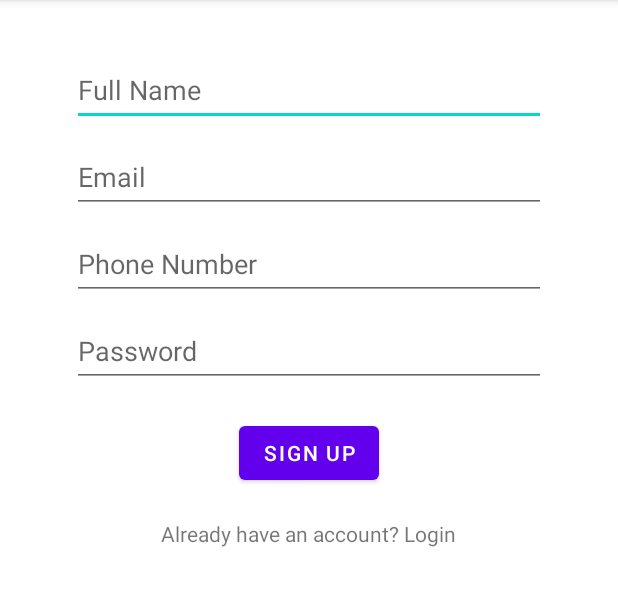
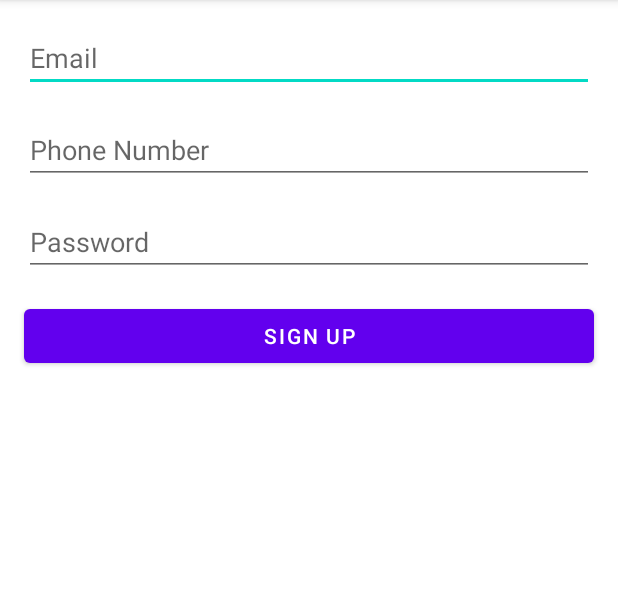
Before and after one commit to musfiqurrahmansafin/violencedetection, an Android app: the screen it shows after launch (SignupActivity), after a tap on "New user? Sign up here", on a phone screen of 412 x 824 dp, the part 84-690 px from its top. Run offline under Robolectric (Android 15) with nearby library versions, the phone set to English and light mode, and no system bars; our stand-ins replace Firebase (no records; nobody signed in at launch, a user with empty details on screens opened directly).

Commit message:
signup and login with authstate

```diff
--- a/app/build.gradle
+++ b/app/build.gradle
@@ -33,10 +33,12 @@ dependencies {
     implementation 'androidx.appcompat:appcompat:1.6.1'
     implementation 'com.google.android.material:material:1.11.0'
     implementation 'androidx.activity:activity:1.8.2'
-    implementation 'androidx.constraintlayout:constraintlayout:2.1.4'
     implementation platform('com.google.firebase:firebase-bom:32.7.0')
+    implementation 'com.google.firebase:firebase-database'
     implementation 'com.google.firebase:firebase-analytics'
     implementation 'com.google.firebase:firebase-auth'
+
+    // Test dependencies should be separate from implementation
     testImplementation 'junit:junit:4.13.2'
     androidTestImplementation 'androidx.test.ext:junit:1.1.5'
     androidTestImplementation 'androidx.test.espresso:espresso-core:3.5.1'
--- a/app/src/main/java/com/example/violencedetection/LoginActivity.java
+++ b/app/src/main/java/com/example/violencedetection/LoginActivity.java
@@ -4,51 +4,53 @@ import androidx.appcompat.app.AppCompatActivity;
 import android.content.Intent;
 import android.os.Bundle;
 import android.view.View;
-import android.widget.Button;
 import android.widget.EditText;
 import android.widget.TextView;
 import android.widget.Toast;
+import com.google.firebase.auth.FirebaseAuth;
+import com.google.firebase.auth.FirebaseUser;
+import com.google.android.gms.tasks.Task;
+import com.google.android.gms.tasks.OnCompleteListener;
+
 public class LoginActivity extends AppCompatActivity {
+    private FirebaseAuth mAuth;
     private EditText emailEdit, passwordEdit;
-    private Button loginButton;
     private TextView signupLink;
-
     @Override
     protected void onCreate(Bundle savedInstanceState) {
         super.onCreate(savedInstanceState);
         setContentView(R.layout.activity_login);
 
-        emailEdit = findViewById(R.id.emailLogin);
-        passwordEdit = findViewById(R.id.passwordLogin);
-        loginButton = findViewById(R.id.loginButton);
+        mAuth = FirebaseAuth.getInstance();
+
+        emailEdit = findViewById(R.id.emailEdit);
+        passwordEdit = findViewById(R.id.passwordEdit);
         signupLink = findViewById(R.id.signupLink);
 
-        loginButton.setOnClickListener(new View.OnClickListener() {
-            @Override
-            public void onClick(View v) {
-                String email = emailEdit.getText().toString();
-                String password = passwordEdit.getText().toString();
+        // Check if user is already signed in
+        if (mAuth.getCurrentUser() != null) {
+            startActivity(new Intent(LoginActivity.this, MainActivity.class));
+            finish();
+        }
 
-                if (validateInput(email, password)) {
-                    // Perform login logic here
-                    Toast.makeText(LoginActivity.this, "Login Successful!", Toast.LENGTH_SHORT).show();
-                }
-            }
+        findViewById(R.id.loginButton).setOnClickListener(v -> {
+            String email = emailEdit.getText().toString();
+            String password = passwordEdit.getText().toString();
+
+            mAuth.signInWithEmailAndPassword(email, password)
+                .addOnCompleteListener(task -> {
+                    if (task.isSuccessful()) {
+                        startActivity(new Intent(LoginActivity.this, MainActivity.class));
+                        finish();
+                    } else {
+                        Toast.makeText(LoginActivity.this, "Authentication failed", Toast.LENGTH_SHORT).show();
+                    }
+                });
         });
 
-        signupLink.setOnClickListener(new View.OnClickListener() {
-            @Override
-            public void onClick(View v) {
-                startActivity(new Intent(LoginActivity.this, SignupActivity.class));
-            }
+        signupLink.setOnClickListener(v -> {
+            Intent intent = new Intent(LoginActivity.this, SignupActivity.class);
+            startActivity(intent);
         });
     }
-
-    private boolean validateInput(String email, String password) {
-        if (email.isEmpty() || password.isEmpty()) {
-            Toast.makeText(this, "Please fill all fields", Toast.LENGTH_SHORT).show();
-            return false;
-        }
-        return true;
-    }
 }
--- a/app/src/main/java/com/example/violencedetection/SignupActivity.java
+++ b/app/src/main/java/com/example/violencedetection/SignupActivity.java
@@ -7,59 +7,65 @@ import android.widget.Button;
 import android.widget.EditText;
 import android.widget.TextView;
 import android.widget.Toast;
+import android.content.Intent;
+import com.google.firebase.auth.FirebaseAuth;
+import com.google.firebase.auth.FirebaseUser;
+import com.google.firebase.database.DatabaseReference;
+import com.google.firebase.database.FirebaseDatabase;
+import java.util.HashMap;
+import java.util.Map;
+
 public class SignupActivity extends AppCompatActivity {
-    private EditText nameEdit, emailEdit, phoneEdit, passwordEdit;
     private Button signupButton;
-    private TextView loginLink;
+    private EditText emailEdit, passwordEdit, phoneEdit;
+    private FirebaseAuth mAuth;
+    private DatabaseReference mDatabase;
 
     @Override
     protected void onCreate(Bundle savedInstanceState) {
         super.onCreate(savedInstanceState);
         setContentView(R.layout.activity_signup);
 
-        nameEdit = findViewById(R.id.et_nameSignup);
-        emailEdit = findViewById(R.id.et_emailSignup);
-        phoneEdit = findViewById(R.id.et_phoneSignup);
-        passwordEdit = findViewById(R.id.et_passwordSignup);
-        signupButton = findViewById(R.id.btn_signup);
-        loginLink = findViewById(R.id.tv_loginLink);
+        mAuth = FirebaseAuth.getInstance();
+        mDatabase = FirebaseDatabase.getInstance().getReference();
 
-        signupButton.setOnClickListener(new View.OnClickListener() {
-            @Override
-            public void onClick(View v) {
-                String name = nameEdit.getText().toString();
-                String email = emailEdit.getText().toString();
-                String phone = phoneEdit.getText().toString();
-                String password = passwordEdit.getText().toString();
+        emailEdit = findViewById(R.id.emailEdit);
+        passwordEdit = findViewById(R.id.passwordEdit);
+        phoneEdit = findViewById(R.id.phoneEdit);
+        signupButton = findViewById(R.id.signupButton);
 
-                if (validateInput(name, email, phone, password)) {
-                    // Perform signup logic here
-                    Toast.makeText(SignupActivity.this, "Signup Successful!", Toast.LENGTH_SHORT).show();
-                    finish();
-                }
-            }
-        });
-
-        loginLink.setOnClickListener(new View.OnClickListener() {
-            @Override
-            public void onClick(View v) {
-                finish();
-            }
-        });
+        signupButton.setOnClickListener(v -> handleSignup());
     }
 
-    private boolean validateInput(String name, String email, String phone, String password) {
-        if (name.isEmpty() || email.isEmpty() || phone.isEmpty() || password.isEmpty()) {
+    private void handleSignup() {
+        String email = emailEdit.getText().toString().trim();
+        String password = passwordEdit.getText().toString().trim();
+        String phone = phoneEdit.getText().toString().trim();
+
+        if (email.isEmpty() || password.isEmpty() || phone.isEmpty()) {
             Toast.makeText(this, "Please fill all fields", Toast.LENGTH_SHORT).show();
-            return false;
+            return;
         }
 
-        // Add phone number validation
-        if (!android.util.Patterns.PHONE.matcher(phone).matches()) {
-            Toast.makeText(this, "Please enter a valid phone number", Toast.LENGTH_SHORT).show();
-            return false;
-        }
+        mAuth.createUserWithEmailAndPassword(email, password)
+            .addOnCompleteListener(task -> {
+                if (task.isSuccessful()) {
+                    saveUserData(email, phone);
+                    startActivity(new Intent(this, MainActivity.class));
+                    finish();
+                } else {
+                    Toast.makeText(this, "Signup failed: " + task.getException().getMessage(),
+                        Toast.LENGTH_SHORT).show();
+                }
+            });
+    }
 
-        return true;
+    private void saveUserData(String email, String phone) {
+        String userId = mAuth.getCurrentUser().getUid();
+        Map<String, Object> userData = new HashMap<>();
+        userData.put("email", email);
+        userData.put("phone", phone);
+
+        mDatabase.child("users").child(userId).setValue(userData);
     }
 }
--- a/app/src/main/res/layout/activity_signup.xml
+++ b/app/src/main/res/layout/activity_signup.xml
@@ -1,63 +1,51 @@
 <?xml version="1.0" encoding="utf-8"?>
-<LinearLayout xmlns:android="http://schemas.android.com/apk/res/android"
+<androidx.constraintlayout.widget.ConstraintLayout
+    xmlns:android="http://schemas.android.com/apk/res/android"
+    xmlns:app="http://schemas.android.com/apk/res-auto"
     android:layout_width="match_parent"
-    android:layout_height="match_parent"
-    android:orientation="vertical"
-    android:padding="16dp">
+    android:layout_height="match_parent">
 
     <EditText
-        android:id="@+id/et_nameSignup"
+        android:id="@+id/emailEdit"
         android:layout_width="match_parent"
-        android:layout_height="48dp"
-        android:layout_marginHorizontal="32dp"
-        android:layout_marginTop="20dp"
-        android:autofillHints="name"
-        android:hint="@string/hint_full_name"
-        android:inputType="textPersonName"/>
+        android:layout_height="wrap_content"
+        android:layout_margin="16dp"
+        android:hint="Email"
+        android:inputType="textEmailAddress"
+        app:layout_constraintTop_toTopOf="parent"
+        app:layout_constraintStart_toStartOf="parent"
+        app:layout_constraintEnd_toEndOf="parent"/>
 
     <EditText
-        android:id="@+id/et_emailSignup"
+        android:id="@+id/phoneEdit"
         android:layout_width="match_parent"
-        android:layout_height="48dp"
-        android:layout_marginHorizontal="32dp"
-        android:layout_marginTop="10dp"
-        android:autofillHints="emailAddress"
-        android:hint="@string/hint_email"
-        android:inputType="textEmailAddress"/>
+        android:layout_height="wrap_content"
+        android:layout_margin="16dp"
+        android:hint="Phone Number"
+        android:inputType="phone"
+        app:layout_constraintTop_toBottomOf="@id/emailEdit"
+        app:layout_constraintStart_toStartOf="parent"
+        app:layout_constraintEnd_toEndOf="parent"/>
 
     <EditText
-        android:id="@+id/et_phoneSignup"
+        android:id="@+id/passwordEdit"
         android:layout_width="match_parent"
-        android:layout_height="48dp"
-        android:layout_marginHorizontal="32dp"
-        android:layout_marginTop="10dp"
-        android:autofillHints="phone"
-        android:hint="@string/hint_phone"
-        android:inputType="phone"/>
-
-    <EditText
-        android:id="@+id/et_passwordSignup"
-        android:layout_width="match_parent"
-        android:layout_height="48dp"
-        android:layout_marginHorizontal="32dp"
-        android:layout_marginTop="10dp"
-        android:autofillHints="password"
-        android:hint="@string/hint_password"
-        android:inputType="textPassword"/>
+        android:layout_height="wrap_content"
+        android:layout_margin="16dp"
+        android:hint="Password"
+        android:inputType="textPassword"
+        app:layout_constraintTop_toBottomOf="@id/phoneEdit"
+        app:layout_constraintStart_toStartOf="parent"
+        app:layout_constraintEnd_toEndOf="parent"/>
 
     <Button
-        android:id="@+id/btn_signup"
-        android:layout_width="wrap_content"
+        android:id="@+id/signupButton"
+        android:layout_width="match_parent"
         android:layout_height="wrap_content"
-        android:layout_gravity="center"
-        android:layout_marginTop="20dp"
-        android:text="@string/btn_signup"/>
+        android:layout_margin="16dp"
+        android:text="Sign Up"
+        app:layout_constraintTop_toBottomOf="@id/passwordEdit"
+        app:layout_constraintStart_toStartOf="parent"
+        app:layout_constraintEnd_toEndOf="parent"/>
 
-    <TextView
-        android:id="@+id/tv_loginLink"
-        android:layout_width="wrap_content"
-        android:layout_height="wrap_content"
-        android:layout_gravity="center"
-        android:layout_marginTop="20dp"
-        android:text="@string/text_login_link"/>
-</LinearLayout>
+</androidx.constraintlayout.widget.ConstraintLayout>
--- a/gradle/libs.versions.toml
+++ b/gradle/libs.versions.toml
@@ -1,5 +1,6 @@
 [versions]
 agp = "8.7.3"
+constraintlayoutVersion = "2.1.4"
 junit = "4.13.2"
 junitVersion = "1.2.1"
 espressoCore = "3.6.1"
@@ -9,6 +10,7 @@ activity = "1.8.0"
 constraintlayout = "2.2.0"
 
 [libraries]
+constraintlayout-v214 = { module = "androidx.constraintlayout:constraintlayout", version.ref = "constraintlayoutVersion" }
 junit = { group = "junit", name = "junit", version.ref = "junit" }
 ext-junit = { group = "androidx.test.ext", name = "junit", version.ref = "junitVersion" }
 espresso-core = { group = "androidx.test.espresso", name = "espresso-core", version.ref = "espressoCore" }
```
Also changed, not shown: app/src/main/java/com/example/violencedetection/MainActivity.java (+13 -11 lines), app/src/main/res/layout/activity_login.xml (+10 -18 lines), app/src/main/res/layout/activity_main.xml (+9 -11 lines).
